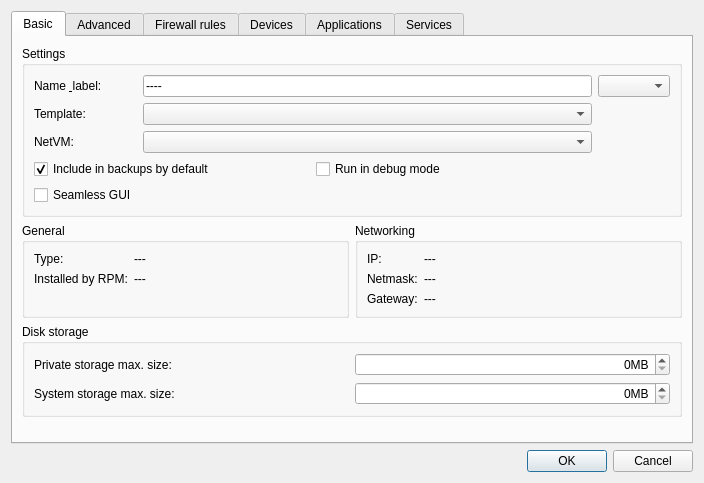
This is settingsdlg.ui in QubesOS/qubes-manager as Qt 5 draws it before an edit. The edited form follows.
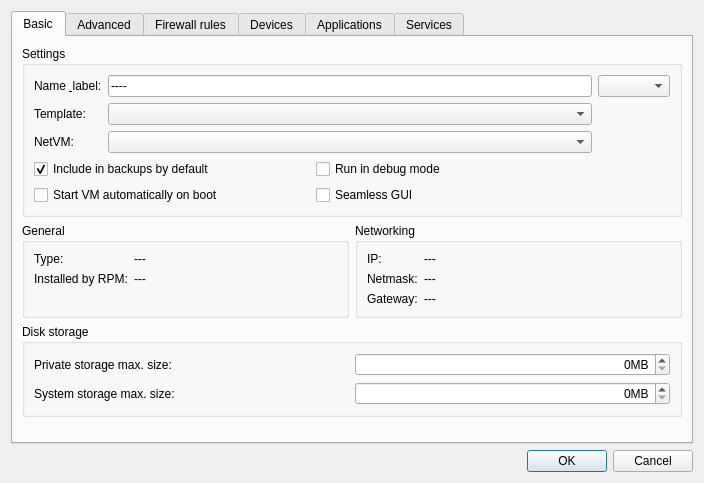
This is the edited form. Icons and pictures are not drawn.

Commit message: small update to add "autostart" checkbox to the basic settings dialog

Diff of the .ui file:
```diff
--- a/settingsdlg.ui
+++ b/settingsdlg.ui
@@ -119,7 +119,16 @@
               </item>
              </layout>
             </item>
-            <item row="4" column="0">
+            <item row="4" column="0" colspan="2">
+             <layout class="QHBoxLayout" name="horizontalLayout_3">	    
+              <item>
+	       <widget class="QCheckBox" name="autostart_vm">
+                <property name="text">
+                 <string>Start VM automatically on boot</string>
+                </property>
+               </widget>
+              </item>
+              <item>
              <widget class="QCheckBox" name="seamless_gui">
               <property name="text">
                <string>Seamless GUI</string>
@@ -127,6 +136,8 @@
              </widget>
             </item>
            </layout>
+            </item>
+           </layout>
           </widget>
          </item>
          <item row="2" column="0">
```
Left out of the diff: 2 changed lines with no effect on the pictures. Lines whose indentation alone changed are shown as unchanged. The commit also changes 1 other file.
